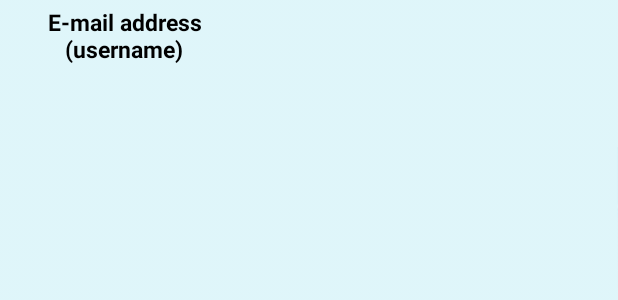
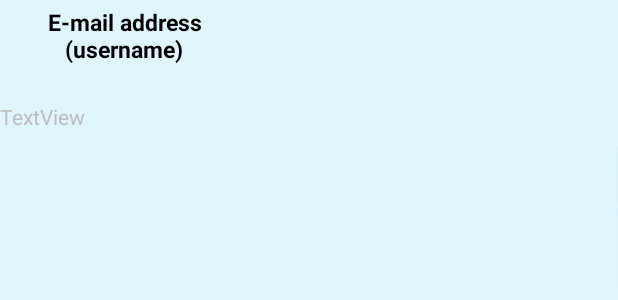
Before and after one commit to MegaCakeEater/Bikification, an Android app: the layout activity_myprofile.xml on its own in the app's theme, with its tools: preview values and no code run, on a phone screen of 412 x 824 dp. Shown: the part 316-616 px from the top of the screen. Run offline under Robolectric (Android 15) with nearby library versions, the phone set to English and light mode, and no system bars.

```diff
--- a/app/src/main/java/mmmi/sdu/dk/gamification/ApplicationHelper.java
+++ b/app/src/main/java/mmmi/sdu/dk/gamification/ApplicationHelper.java
@@ -11,7 +11,7 @@ import com.google.android.gms.location.places.Place;
  * Created by Bogs on 16-10-2017.
  */
 
-public class ApplicationHelper extends Application {
+public class ApplicationHelper extends MultiDexApplication {
 
       @Override
       public void onCreate() {
--- a/app/src/main/java/mmmi/sdu/dk/gamification/MyProfileActivity.java
+++ b/app/src/main/java/mmmi/sdu/dk/gamification/MyProfileActivity.java
@@ -49,6 +49,7 @@ public class MyProfileActivity extends Activity {
         Typeface disney = Typeface.createFromAsset(getAssets(),"fonts/waltographUI.ttf");
         TextView tx = (TextView)findViewById(R.id.profileTxt);
         tx.setTypeface(disney);
+        final TextView tv_points = (TextView)findViewById(R.id.tv_points);
 
         email = (TextView) findViewById(R.id.mailTxt);
 
@@ -62,6 +63,7 @@ public class MyProfileActivity extends Activity {
             public void onDataChange(com.google.firebase.database.DataSnapshot dataSnapshot) {
                 url = dataSnapshot.child(uid).child("avatar").child("currentAvatar").getValue(String.class);
                 loadImageFromUrl(url);
+                tv_points.setText(""+dataSnapshot.child(uid).child("points").getValue(Long.class));
             }
 
             @Override
--- a/app/src/main/res/layout/activity_myprofile.xml
+++ b/app/src/main/res/layout/activity_myprofile.xml
@@ -69,5 +69,14 @@
             android:textAlignment="center"
             android:textColor="#000000"
             android:textSize="15dp" />
+
     </LinearLayout>
+
+    <TextView
+        android:id="@+id/tv_points"
+        android:layout_width="match_parent"
+        android:layout_height="51dp"
+        android:layout_weight="1"
+        android:text="TextView"/>
+
 </LinearLayout>
```
Also changed, not shown: app/src/main/java/mmmi/sdu/dk/gamification/utils/GPSService.java (+29 -7 lines).
